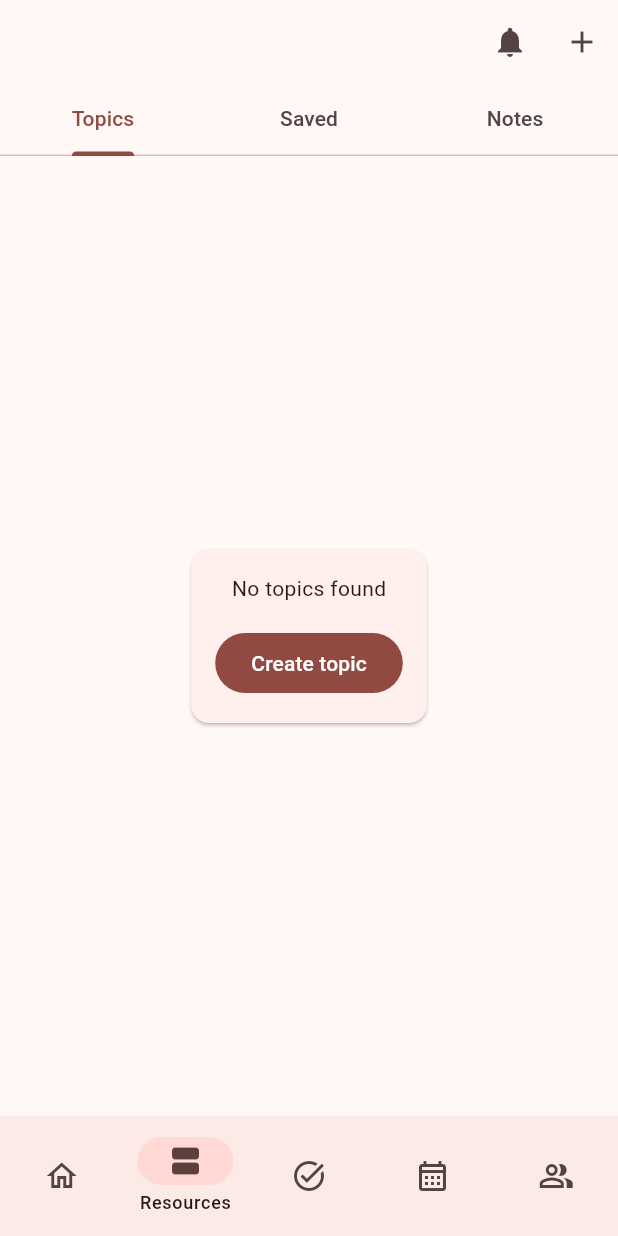
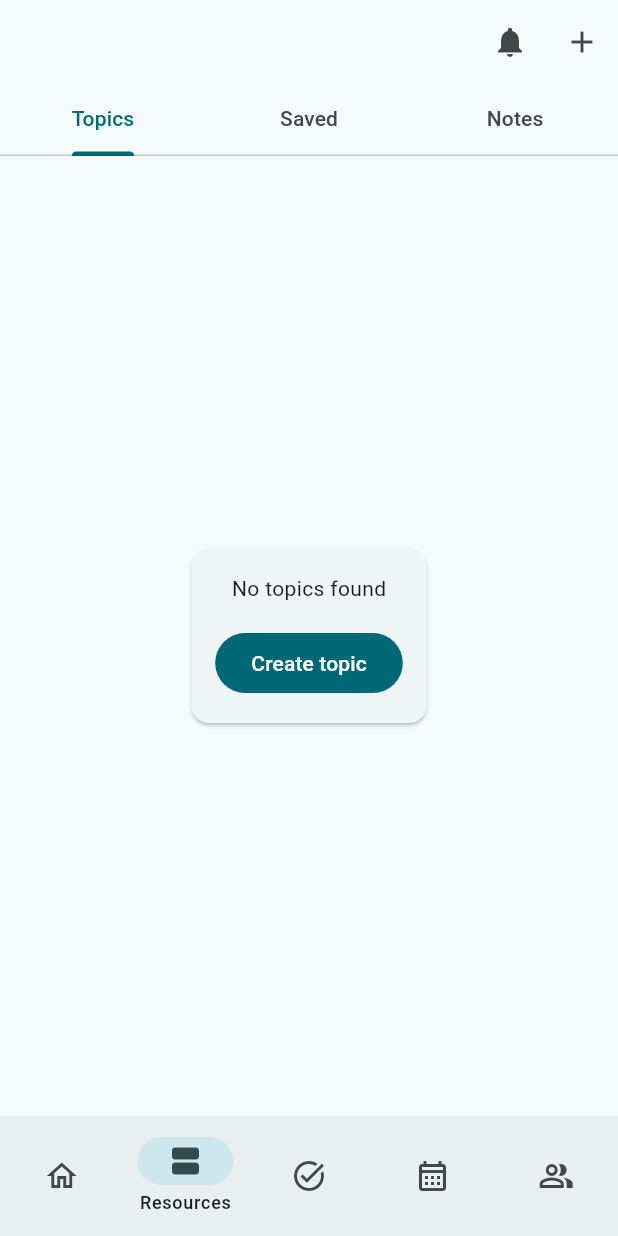
Before and after one commit to CesGalaxy/all-in-order-app, a Flutter app: the SubjectProviders widget shown alone on an empty page, opened directly with empty values, swiped to page 2, on a phone screen of 412 x 824 dp. Run offline on Flutter 3.47's test engine with Material 3 defaults, Android fonts, the phone set to English and light mode, and no system bars; our stand-ins replace flutter_markdown, supabase_flutter, table_calendar; missing offline and left inert: expandable_bottom_sheet; accounts and stored records are empty; network calls fail.

Commit message:
:lipstick: Add dynamic colors for subjects
Signed-off-by: CesGalaxy <cesgalaxy@outlook.com>

```diff
--- a/lib/db/models/subject.dart
+++ b/lib/db/models/subject.dart
@@ -1,4 +1,4 @@
-import 'dart:ui';
+import 'package:flutter/material.dart';
 
 class Subject {
   int id;
@@ -23,7 +23,7 @@ class Subject {
       courseId: json['course_id'],
       name: json['name'],
       description: json['description'],
-      color: Color(json['color']),
+      color: Color(json['color'] ?? Colors.blue),
       createdAt: DateTime.parse(json['created_at']),
     );
   }
--- a/lib/modules/subject/widgets/providers.dart
+++ b/lib/modules/subject/widgets/providers.dart
@@ -70,13 +70,21 @@ class _SubjectProvidersState extends State<SubjectProviders> {
     _subjectEvents.refresh();
     _subjectTopics.refresh();
 
-    return MultiProvider(
+    print(widget.subject.color);
+
+    return Theme(
+      data: ThemeData(
+        colorScheme: ColorScheme.fromSeed(seedColor: widget.subject.color),
+        useMaterial3: true,
+      ),
+      child: MultiProvider(
         providers: [
           ChangeNotifierProvider.value(value: _subjectNotes),
           ChangeNotifierProvider.value(value: _subjectEvents),
           ChangeNotifierProvider.value(value: _subjectTopics),
         ],
         child: SubjectNavigation(subject: widget.subject),
+      ),
     );
   }
 }
--- a/lib/modules/topic/widgets/navigation.dart
+++ b/lib/modules/topic/widgets/navigation.dart
@@ -1,8 +1,7 @@
+import 'package:all_in_order/db/models/topic.dart';
+import 'package:all_in_order/modules/topic/widgets/home.dart';
 import 'package:all_in_order/modules/topic/widgets/resources.dart';
 import 'package:flutter/material.dart';
-
-import '../../../db/models/topic.dart';
-import './home.dart';
 
 class TopicNavigation extends StatefulWidget {
   const TopicNavigation({super.key, required this.topic});
```
Lines whose indentation alone changed are shown as unchanged.
